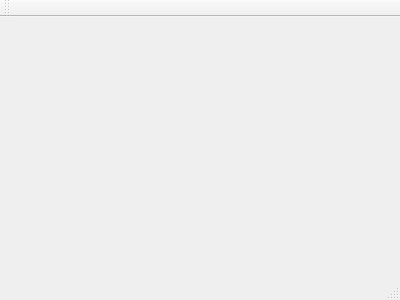
faoladhaku/Cs-OAD-scrUtch-millenium-, file OADproject/scrutch.ui: the form before one commit.
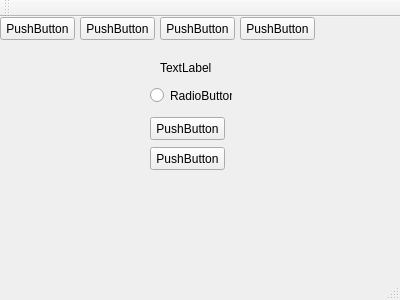
The form after the commit.

Patch:
```diff
--- a/OADproject/scrutch.ui
+++ b/OADproject/scrutch.ui
@@ -12,13 +12,133 @@
   <property name="windowTitle" >
    <string>Scrutch</string>
   </property>
-  <widget class="QMenuBar" name="menuBar" />
-  <widget class="QToolBar" name="mainToolBar" />
-  <widget class="QWidget" name="centralWidget" />
-  <widget class="QStatusBar" name="statusBar" />
+  <widget class="QWidget" name="centralWidget">
+   <widget class="QPushButton" name="pushButton">
+    <property name="geometry">
+     <rect>
+      <x>150</x>
+      <y>100</y>
+      <width>75</width>
+      <height>23</height>
+     </rect>
+    </property>
+    <property name="text">
+     <string>PushButton</string>
+    </property>
+   </widget>
+   <widget class="QLabel" name="label">
+    <property name="geometry">
+     <rect>
+      <x>160</x>
+      <y>40</y>
+      <width>91</width>
+      <height>21</height>
+     </rect>
+    </property>
+    <property name="text">
+     <string>TextLabel</string>
+    </property>
+   </widget>
+   <widget class="QRadioButton" name="radioButton">
+    <property name="geometry">
+     <rect>
+      <x>150</x>
+      <y>70</y>
+      <width>82</width>
+      <height>17</height>
+     </rect>
+    </property>
+    <property name="text">
+     <string>RadioButton</string>
+    </property>
+   </widget>
+   <widget class="QPushButton" name="pushButton_2">
+    <property name="geometry">
+     <rect>
+      <x>150</x>
+      <y>130</y>
+      <width>75</width>
+      <height>23</height>
+     </rect>
+    </property>
+    <property name="text">
+     <string>PushButton</string>
+    </property>
+   </widget>
+   <widget class="QPushButton" name="pushButton_3">
+    <property name="geometry">
+     <rect>
+      <x>0</x>
+      <y>0</y>
+      <width>75</width>
+      <height>23</height>
+     </rect>
+    </property>
+    <property name="text">
+     <string>PushButton</string>
+    </property>
+   </widget>
+   <widget class="QPushButton" name="pushButton_4">
+    <property name="geometry">
+     <rect>
+      <x>80</x>
+      <y>0</y>
+      <width>75</width>
+      <height>23</height>
+     </rect>
+    </property>
+    <property name="text">
+     <string>PushButton</string>
+    </property>
+   </widget>
+   <widget class="QPushButton" name="pushButton_5">
+    <property name="geometry">
+     <rect>
+      <x>160</x>
+      <y>0</y>
+      <width>75</width>
+      <height>23</height>
+     </rect>
+    </property>
+    <property name="text">
+     <string>PushButton</string>
+    </property>
+   </widget>
+   <widget class="QPushButton" name="pushButton_6">
+    <property name="geometry">
+     <rect>
+      <x>240</x>
+      <y>0</y>
+      <width>75</width>
+      <height>23</height>
+     </rect>
+    </property>
+    <property name="text">
+     <string>PushButton</string>
+    </property>
+   </widget>
+  </widget>
+  <widget class="QMenuBar" name="menuBar">
+   <property name="geometry">
+    <rect>
+     <x>0</x>
+     <y>0</y>
+     <width>400</width>
+     <height>21</height>
+    </rect>
+   </property>
+  </widget>
+  <widget class="QToolBar" name="mainToolBar">
+   <attribute name="toolBarArea">
+    <enum>TopToolBarArea</enum>
+   </attribute>
+   <attribute name="toolBarBreak">
+    <bool>false</bool>
+   </attribute>
+  </widget>
+  <widget class="QStatusBar" name="statusBar"/>
  </widget>
- <layoutDefault spacing="6" margin="11" />
- <pixmapfunction></pixmapfunction>
+ <layoutdefault spacing="6" margin="11"/>
  <resources/>
  <connections/>
 </ui>
```
Left out of the diff: 20 changed lines with no effect on the pictures.
